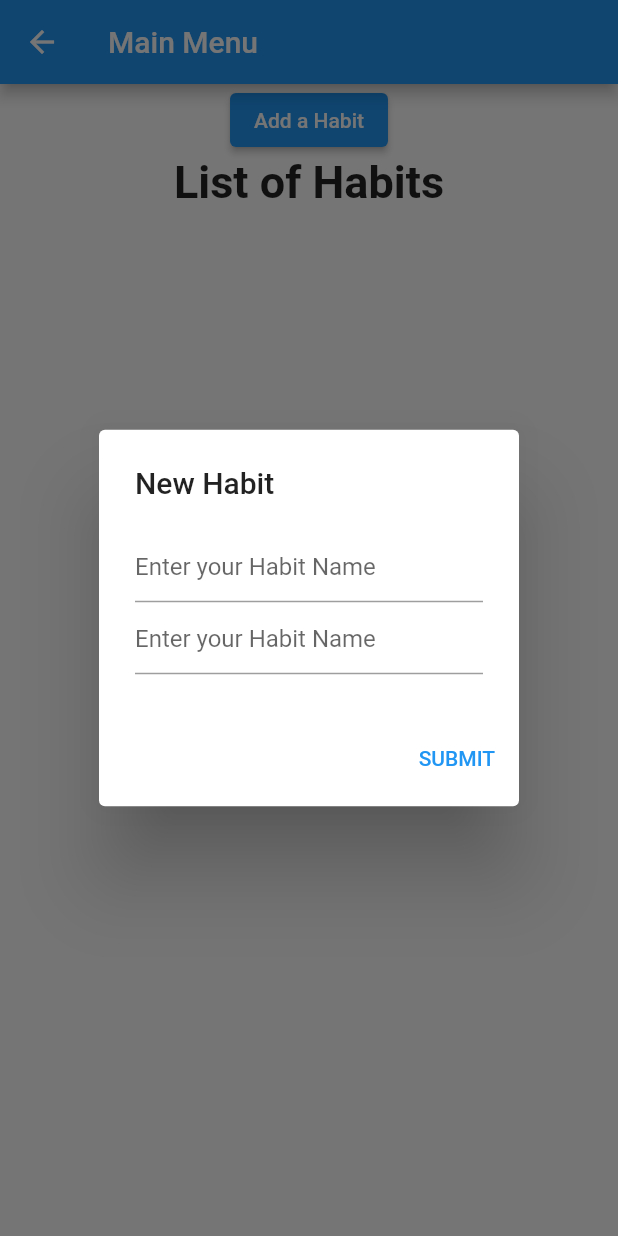
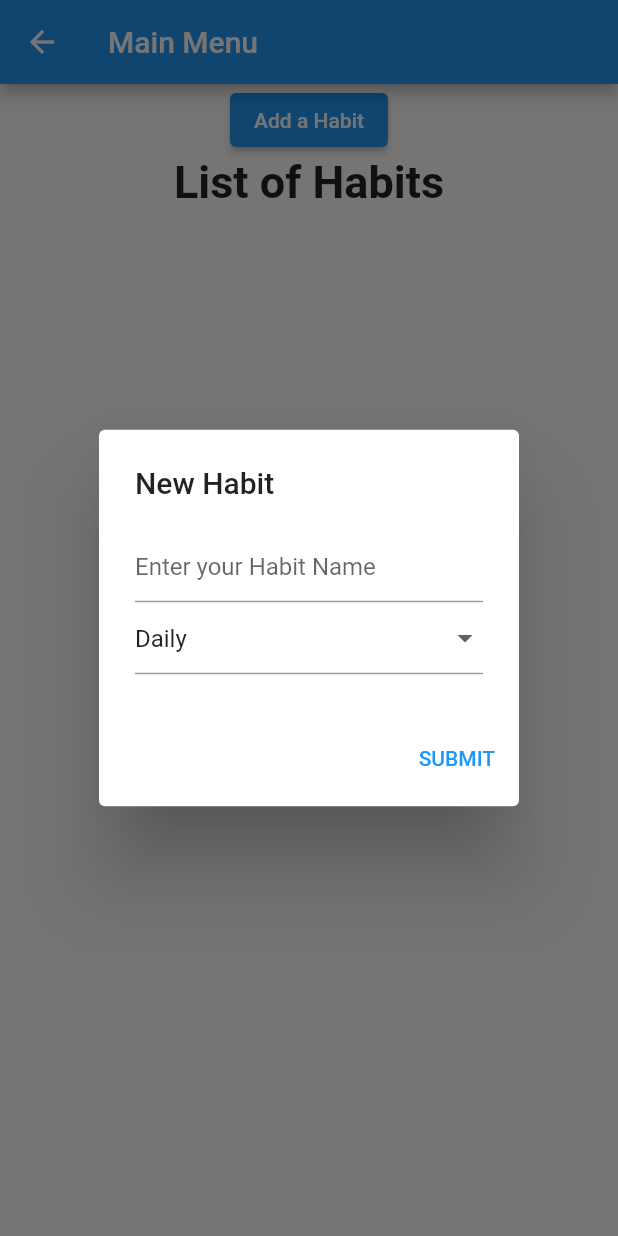
Before and after one commit to schwalbevans/better_with_friends, a Flutter app: the initalMenu screen opened directly, after a tap on "Add a Habit", on a phone screen of 412 x 824 dp. Run offline on Flutter 3.47's test engine with Material 2 defaults, Android fonts, the phone set to English and light mode, and no system bars; our stand-ins replace firebase_auth, firebase_core; accounts and stored records are empty.

Commit message:
Allowed you to select habits

```diff
--- a/lib/screens/components/menu_body.dart
+++ b/lib/screens/components/menu_body.dart
@@ -1,15 +1,13 @@
-
-
-
 
 import 'package:better_with_friends/screens/components/background_menu.dart';
 import 'package:flutter/material.dart';
 
-class menuBody extends StatelessWidget {
-
-
-
+class menuBody extends StatefulWidget {
+  HomePage createState()=> HomePage();
+}
+class HomePage extends State<menuBody>{
   @override
+  String dropdownvalue = "Daily";
   Widget build(BuildContext context) {
     return Background_Menu(
       child: Column(
@@ -32,20 +30,41 @@ class menuBody extends StatelessWidget {
 
   }
 
+  List<DropdownMenuItem<String>> get dropdownItems{
+    List<DropdownMenuItem<String>> menuItems = [
+      DropdownMenuItem(child: Text("Daily"),value: "Daily"),
+      DropdownMenuItem(child: Text("Weekly"),value: "Weekly"),
+      DropdownMenuItem(child: Text("Biweekly"),value: "Biweekly"),
+      DropdownMenuItem(child: Text("Monthly"),value: "Monthly"),
+      DropdownMenuItem(child: Text("BiYearly"),value: "BiYearly"),
+      DropdownMenuItem(child: Text("Annually"),value: "Annually"),
+    ];
+    return menuItems;
+  }
 void openDialog(context) => showDialog( builder: (context) => AlertDialog(
     title: Text('New Habit'),
     content: Column(
   crossAxisAlignment: CrossAxisAlignment.stretch,
   //position
   mainAxisSize: MainAxisSize.min,
+
   // wrap content in flutter
   children: <Widget>[
   TextField(
   decoration: InputDecoration(hintText: 'Enter your Habit Name'),
   ),
-    TextField(
-      decoration: InputDecoration(hintText: 'Enter your Habit Name'),
-    ),
+    DropdownButtonFormField(
+        value: dropdownvalue,
+        onSaved: (String? newValue){
+      setState(() {
+        dropdownvalue = newValue!;
+      });
+    },
+      onChanged: (String? newValue){
+      setState(() {
+        dropdownvalue = newValue!;
+      });
+    },items: dropdownItems, )
   ]
     ),
     actions: [
```
